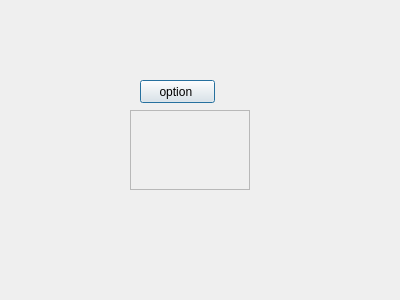
Before: the Qt Designer form widget.ui in YacineSammoud/Smart_Beauty_Center_2A25, drawn with Qt 5.
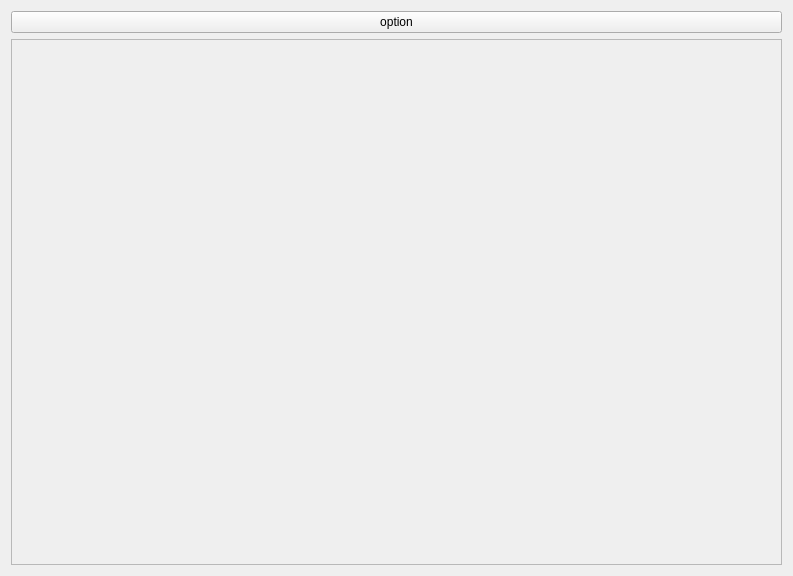
After: the same form once the commit is applied.

```diff
--- a/widget.ui
+++ b/widget.ui
@@ -1,27 +1,28 @@
 <?xml version="1.0" encoding="UTF-8"?>
 <ui version="4.0">
- <class>Dialog</class>
- <widget class="QDialog" name="Dialog">
+ <class>Widget</class>
+ <widget class="QWidget" name="Widget">
   <property name="geometry">
    <rect>
     <x>0</x>
     <y>0</y>
-    <width>400</width>
-    <height>300</height>
+    <width>793</width>
+    <height>576</height>
    </rect>
   </property>
   <property name="windowTitle">
    <string>Dialog</string>
   </property>
+  <layout class="QVBoxLayout" name="verticalLayout">
+   <item>
+    <widget class="QPushButton" name="option_pushButton">
+     <property name="text">
+      <string>option</string>
+     </property>
+    </widget>
+   </item>
+   <item>
   <widget class="QScrollArea" name="scrollArea">
-   <property name="geometry">
-    <rect>
-     <x>130</x>
-     <y>110</y>
-     <width>120</width>
-     <height>80</height>
-    </rect>
-   </property>
    <property name="widgetResizable">
     <bool>true</bool>
    </property>
@@ -30,25 +31,14 @@
      <rect>
       <x>0</x>
       <y>0</y>
-      <width>118</width>
-      <height>78</height>
+        <width>773</width>
+        <height>522</height>
      </rect>
     </property>
    </widget>
   </widget>
-  <widget class="QPushButton" name="option_pushButton">
-   <property name="geometry">
-    <rect>
-     <x>140</x>
-     <y>80</y>
-     <width>75</width>
-     <height>23</height>
-    </rect>
-   </property>
-   <property name="text">
-    <string>option </string>
-   </property>
-  </widget>
+   </item>
+  </layout>
  </widget>
  <resources/>
  <connections/>
```
Left out of the diff: 2 changed lines with no effect on the pictures. Lines whose indentation alone changed are shown as unchanged.
